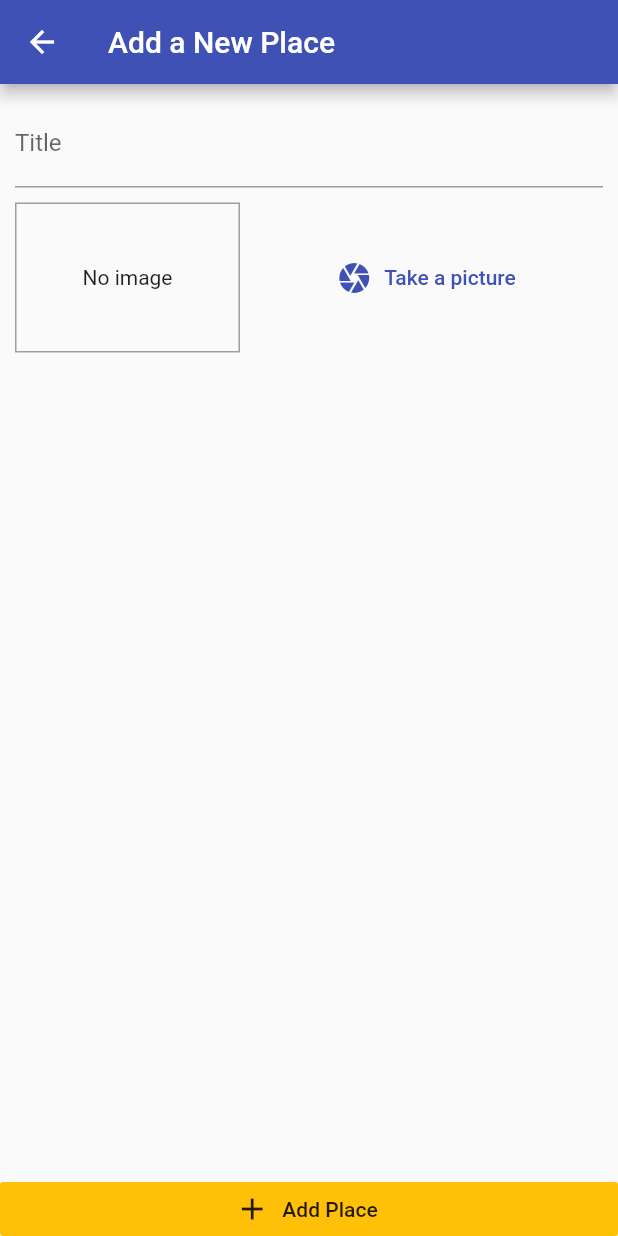
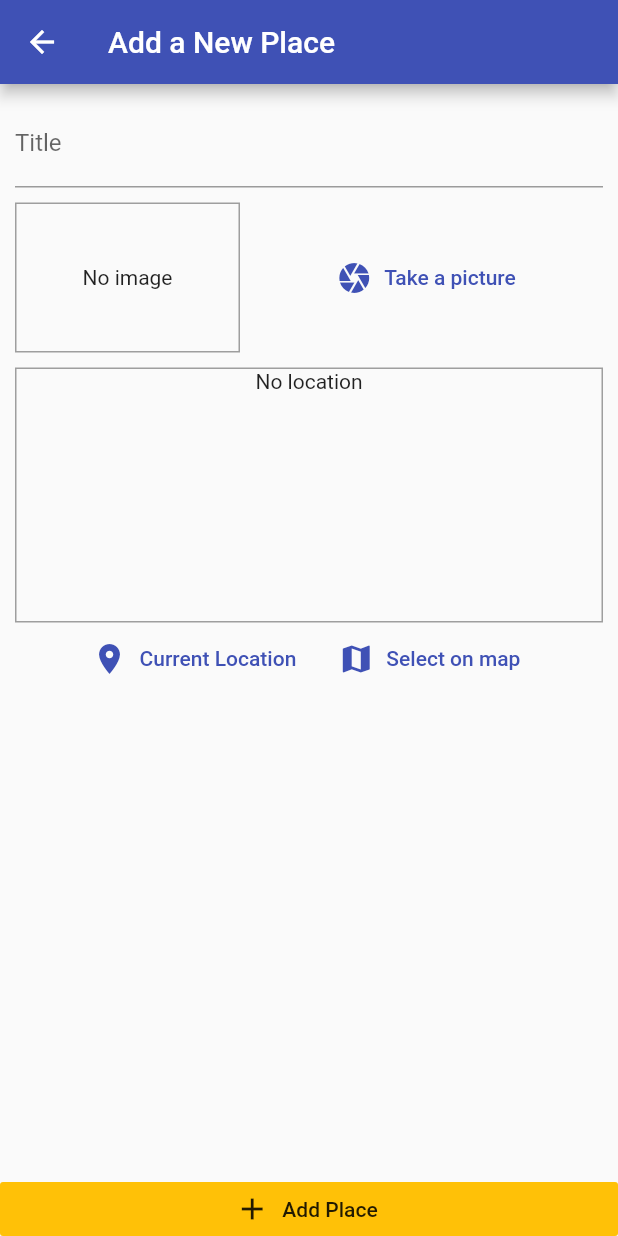
Before and after one commit to panda2000/flutter_native_app, a Flutter app: the AddPlaceScreen screen opened by its route, on a phone screen of 412 x 824 dp. Run offline on Flutter 3.47's test engine with Material 2 defaults, Android fonts, the phone set to English and light mode, and no system bars; our stand-ins replace image_picker, sqflite; accounts and stored records are empty.

Commit message:
Add Location Input

```diff
--- a/lib/screens/add_place_screen.dart
+++ b/lib/screens/add_place_screen.dart
@@ -4,6 +4,8 @@ import 'dart:io';
 import 'package:provider/provider.dart';
 
 import '../widgets/image_input.dart';
+import '../widgets/location_input.dart';
+
 import '../providers/great_places.dart';
 
 class AddPlaceScreen extends StatefulWidget {
@@ -53,6 +55,8 @@ class _AddPlaceScreenState extends State<AddPlaceScreen> {
                     ),
                     SizedBox(height: 10,),
                     ImageInput(_selectImage),
+                    SizedBox (height: 10,),
+                    LocationInput(),
                   ],
                 ),
               )
--- /dev/null
+++ b/lib/widgets/location_input.dart
@@ -0,0 +1,54 @@
+import 'package:flutter/material.dart';
+
+class LocationInput extends StatefulWidget {
+  @override
+  _LocationInputState createState() => _LocationInputState();
+}
+
+class _LocationInputState extends State<LocationInput> {
+
+  String _previewImageUrl;
+
+  @override
+  Widget build(BuildContext context) {
+    return Column (children: <Widget>[
+      Container (
+        height: 170,
+        width: double.infinity,
+        decoration: BoxDecoration(border: Border.all(width: 1, color: Colors.grey)),
+        child: _previewImageUrl == null
+          ? Text (
+          'No location',
+          textAlign: TextAlign.center,
+        )
+          : Image.network(
+          _previewImageUrl,
+          fit: BoxFit.cover,
+          width: double.infinity,
+        ),
+      ),
+      Row (
+        mainAxisAlignment: MainAxisAlignment.center,
+        children: <Widget>[
+        FlatButton.icon (
+            icon: Icon (Icons.location_on),
+            label: Text('Current Location'),
+            textColor: Theme.of(context).primaryColor,
+            onPressed: () {
+
+            },
+        ),
+        SizedBox (height: 10,),
+        FlatButton.icon (
+          icon: Icon (Icons.map),
+          label: Text('Select on map'),
+          textColor: Theme.of(context).primaryColor,
+          onPressed: () {
+
+          },
+        ),
+        SizedBox (height: 10,),
+      ],),
+    ],);
+  }
+}
--- a/pubspec.yaml
+++ b/pubspec.yaml
@@ -29,6 +29,7 @@ dependencies:
   path_provider: ^1.6.0
   path: ^1.6.4
   sqflite: ^1.2.0
+  location: ^2.3.5
 
 dev_dependencies:
   flutter_test:
```
Also changed, not shown: pubspec.lock, 4 other files.
